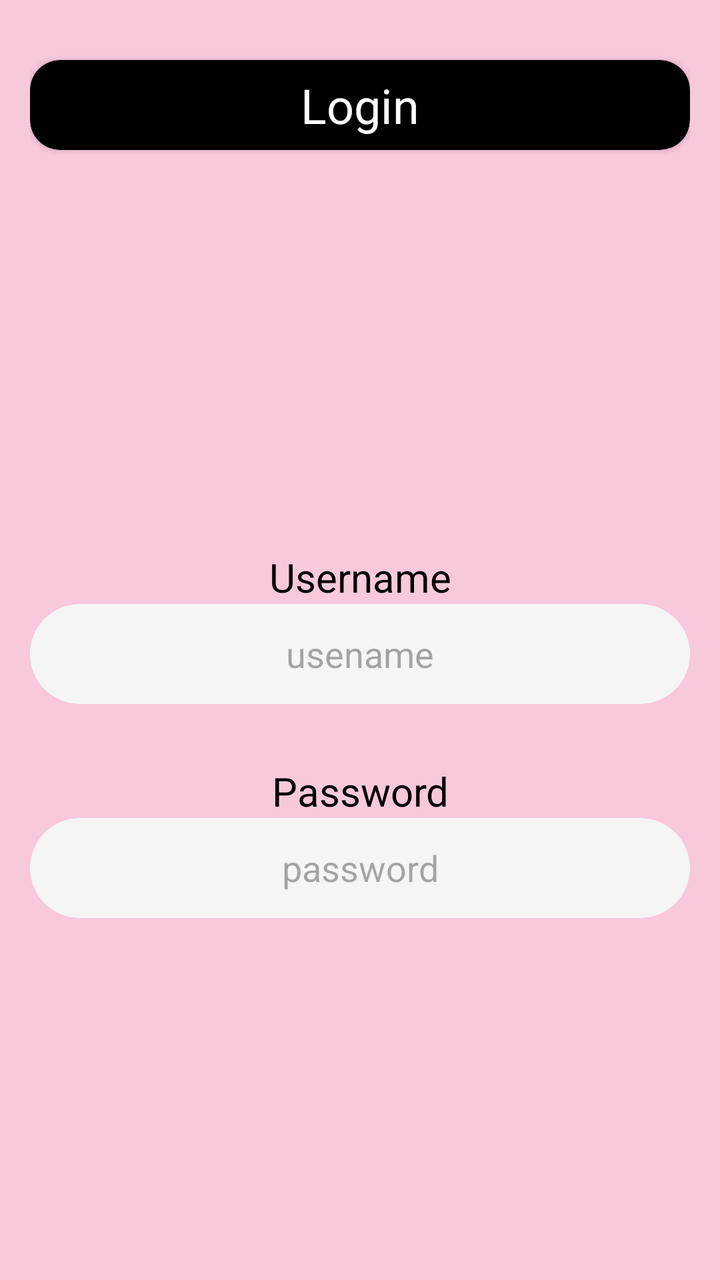
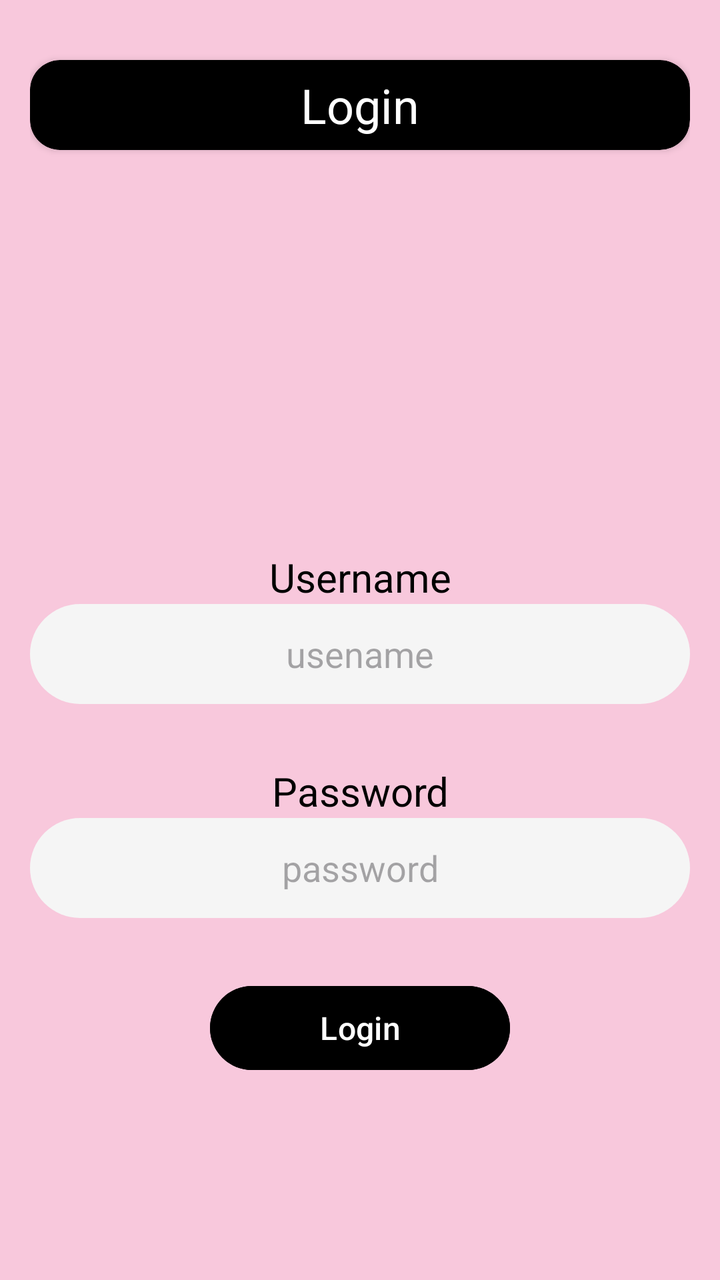

Screens rendered from an Android XML layout before and after an edit, with the pre-edit source and the edit as a unified diff.
<!-- AndroidManifest.xml: application theme Theme.PiggyApp -->
<!-- res/layout/activity_login.xml -->
<?xml version="1.0" encoding="utf-8"?>
<androidx.constraintlayout.widget.ConstraintLayout xmlns:android="http://schemas.android.com/apk/res/android"
    xmlns:app="http://schemas.android.com/apk/res-auto"
    xmlns:tools="http://schemas.android.com/tools"
    android:id="@+id/main"
    android:layout_width="match_parent"
    android:layout_height="match_parent"
    android:background="@color/piggy_pink"
    tools:context=".LoginActivity">

    <LinearLayout
        android:layout_width="330dp"
        android:layout_height="match_parent"
        android:gravity="center_horizontal"
        android:orientation="vertical"
        app:layout_constraintEnd_toEndOf="parent"
        app:layout_constraintStart_toStartOf="parent">

        <Space
            android:layout_width="match_parent"
            android:layout_height="30dp" />

        <androidx.cardview.widget.CardView
            android:id="@+id/cardLogin"
            android:layout_width="match_parent"
            android:layout_height="45dp"
            app:cardBackgroundColor="@color/piggy_black"
            app:cardCornerRadius="15dp">

            <TextView
                android:id="@+id/textView"
                android:layout_width="wrap_content"
                android:layout_height="wrap_content"
                android:layout_gravity="center_horizontal|center_vertical"
                android:text="Login"
                android:textColor="@color/piggy_white"
                android:textSize="24sp" />
        </androidx.cardview.widget.CardView>

        <Space
            android:layout_width="match_parent"
            android:layout_height="200dp" />

        <TextView
            android:id="@+id/txtUsername"
            android:layout_width="match_parent"
            android:layout_height="wrap_content"
            android:gravity="center_horizontal"
            android:text="Username"
            android:textColor="@color/piggy_black"
            android:textSize="20sp" />

        <EditText
            android:id="@+id/edtUsername"
            android:layout_width="match_parent"
            android:layout_height="50dp"
            android:background="@drawable/rounded_corners"
            android:ems="10"
            android:gravity="center_horizontal|center_vertical"
            android:hint="usename"
            android:inputType="text" />

        <Space
            android:layout_width="match_parent"
            android:layout_height="30dp" />

        <TextView
            android:id="@+id/txtPassword"
            android:layout_width="match_parent"
            android:layout_height="wrap_content"
            android:gravity="center_horizontal"
            android:text="Password"
            android:textColor="@color/piggy_black"
            android:textSize="20sp" />

        <EditText
            android:id="@+id/edtPassword"
            android:layout_width="match_parent"
            android:layout_height="50dp"
            android:background="@drawable/rounded_corners"
            android:ems="10"
            android:gravity="center_horizontal|center_vertical"
            android:hint="password"
            android:inputType="textPassword" />

        <Space
            android:layout_width="match_parent"
            android:layout_height="200dp" />

        <Button
            android:id="@+id/btnLogin"
            android:layout_width="150dp"
            android:layout_height="50dp"
            android:backgroundTint="@color/piggy_black"
            android:text="Add"
            android:textSize="16sp" />

    </LinearLayout>
</androidx.constraintlayout.widget.ConstraintLayout>
<!-- resources referenced by this layout -->
<resources>
  <color name="piggy_black">#000000</color>
  <color name="piggy_pink">#F8C8DC</color>
  <color name="piggy_white">#FFFFFF</color>
  <!-- drawable rounded_corners (drawable) -->
  <?xml version="1.0" encoding="utf-8"?>
  <shape xmlns:android="http://schemas.android.com/apk/res/android"
      android:shape="rectangle"
      android:padding="10dp">
  
      <solid android:color="@color/piggy_gray" />
      <corners
  
          android:radius="250dp"/>
  </shape>
  <style name="Theme.PiggyApp" parent="Base.Theme.PiggyApp" />
  <color name="piggy_gray">#F5F5F5</color>
  <style name="Base.Theme.PiggyApp" parent="Theme.Material3.DayNight.NoActionBar">
          
          
      </style>
</resources>

<!-- the commit's change to res/layout/activity_login.xml (unified diff, before → after) -->
@@ -85,14 +85,14 @@
 
         <Space
             android:layout_width="match_parent"
-            android:layout_height="200dp" />
+            android:layout_height="30dp" />
 
         <Button
             android:id="@+id/btnLogin"
             android:layout_width="150dp"
             android:layout_height="50dp"
             android:backgroundTint="@color/piggy_black"
-            android:text="Add"
+            android:text="Login"
             android:textSize="16sp" />
 
     </LinearLayout>
